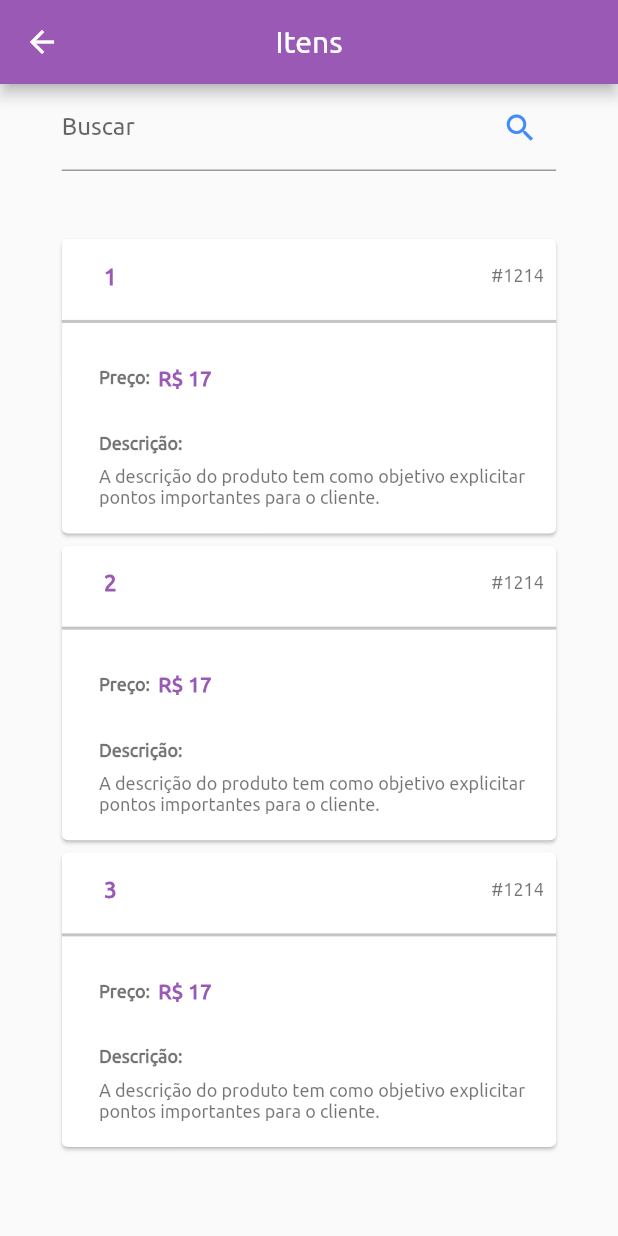
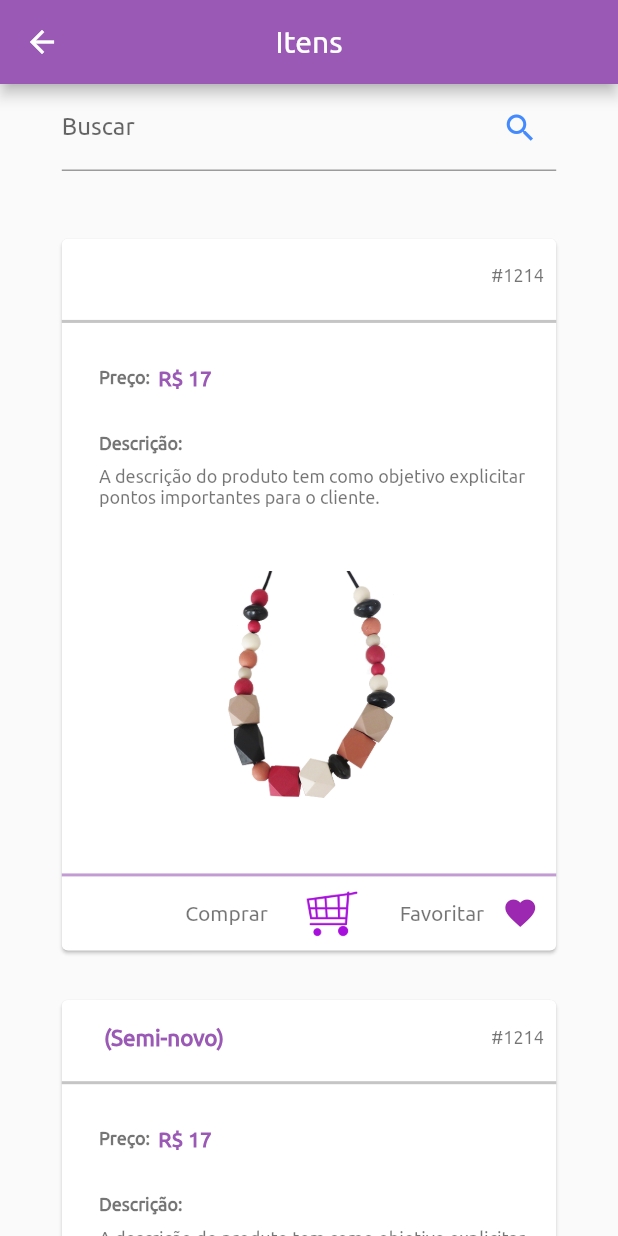
Before and after one commit to pauloj2000/engeconomica, a Flutter app: the SearchPage screen opened directly with empty values, on a phone screen of 412 x 824 dp. Run offline on Flutter 3.47's test engine with Material 2 defaults, Android fonts, the phone set to English and light mode, and no system bars; our stand-ins replace modal_progress_hud; project files that could hold a hidden picture were left out.

Commit message:
Finalizando tela de buscas

```diff
--- a/alternative/lib/components/card_itens.dart
+++ b/alternative/lib/components/card_itens.dart
@@ -13,11 +13,7 @@ class CardItens extends StatelessWidget {
     return Card(
       child: Container(
         width: MediaQuery.of(context).size.width * 0.8,
-        padding: EdgeInsets.only(
-          bottom: MediaQuery.of(context).size.height * 0.02,
-        ),
-        child: Column(
-          children: <Widget>[
+        child: Column(children: <Widget>[
           Padding(
             padding: EdgeInsets.only(
               top: MediaQuery.of(context).size.height * 0.02,
@@ -118,8 +114,52 @@ class CardItens extends StatelessWidget {
               ),
             ),
           ),
+          Container(
+            padding: EdgeInsets.only(
+              top: MediaQuery.of(context).size.height * 0.05,
+              left: MediaQuery.of(context).size.width * 0.06,
+              right: MediaQuery.of(context).size.width * 0.06,
+              bottom: MediaQuery.of(context).size.height * 0.03,
+            ),
+            child: Image.asset(
+              "assets/images/colar_madeira.png",
+              height: MediaQuery.of(context).size.height * 0.2,
+            ),
+          ),
+          Padding(
+            padding: EdgeInsets.only(
+              top: MediaQuery.of(context).size.height * 0.015,
+//              bottom: MediaQuery.of(context).size.height * 0.005,
+            ),
+            child: Container(
+              height: 2,
+              color: Cores.roxo.withOpacity(0.6),
+            ),
+          ),
+          Row(
+            mainAxisAlignment: MainAxisAlignment.end,
+            children: <Widget>[
+              Text(
+                "Comprar",
+                style: TextStyle(color: Colors.black54),
+              ),
+              Image.asset(
+                "assets/images/carrinho_compra.png",
+                height: MediaQuery.of(context).size.height * 0.06,
+              ),
+              Text(
+                "Favoritar",
+                style: TextStyle(color: Colors.black54),
+              ),
+              IconButton(
+                icon: Icon(
+                  Icons.favorite,
+                  color: Colors.purple,
+                ),
+              )
             ],
           ),
+        ]),
       ),
     );
   }
--- a/alternative/lib/pages/inicio.dart
+++ b/alternative/lib/pages/inicio.dart
@@ -16,6 +16,8 @@ class _InicioPageState extends State<InicioPage> {
 
   @override
   Widget build(BuildContext context) {
+    _controllerPesquisa.text = "";
+
     return Scaffold(
 //      floatingActionButton: ,
       appBar: _buildBar(context),
--- a/alternative/lib/pages/search.dart
+++ b/alternative/lib/pages/search.dart
@@ -69,7 +69,11 @@ class _SearchPageState extends State<SearchPage> {
         decoration: new InputDecoration(
             labelText: 'Buscar',
             suffixIcon: GestureDetector(
-                onTap: () {},
+                onTap: () {
+                  setState(() {
+                    build(context);
+                  });
+                },
                 child: Icon(
                   Icons.search,
                   color: Colors.blueAccent,
@@ -78,11 +82,13 @@ class _SearchPageState extends State<SearchPage> {
     );
   }
 
-  Widget _getCards(String tituloCard)
-  {
+  Widget _getCards(String tituloCard) {
     List<Widget> list = new List<Widget>();
-    for(var i = 1; i < 4; i++){
-      list.add(new CardItens(tituloCard + " " + i.toString()));
+    for (var i = 1; i < 4; i++) {
+      list.add(new Padding(
+          padding: EdgeInsets.only(bottom: 25),
+          child: CardItens(tituloCard +
+              (i == 1 ? "" : i == 2 ? " (Semi-novo)" : " (Usado)"))));
     }
     return new Column(children: list);
   }
--- a/alternative/pubspec.yaml
+++ b/alternative/pubspec.yaml
@@ -24,7 +24,7 @@ dependencies:
   # Use with the CupertinoIcons class for iOS style icons.
   cupertino_icons: ^0.1.2
   modal_progress_hud: ^0.1.3
-  flutter_gallery_assets: 0.1.9+2
+  photo_view: 0.7.0
 
 dev_dependencies:
   flutter_test:
```
Also changed, not shown: alternative/assets/images/carrinho_compra.png (added), alternative/assets/images/colar_madeira.png (added), alternative/pubspec.lock. Lines whose indentation alone changed are shown as unchanged.
